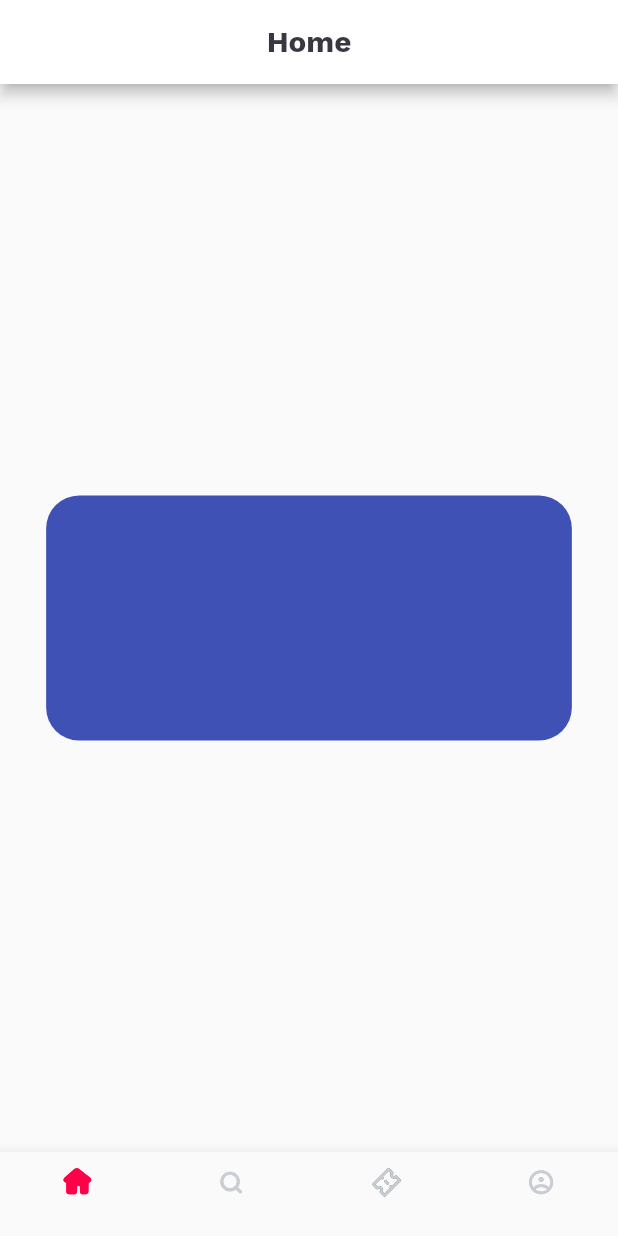
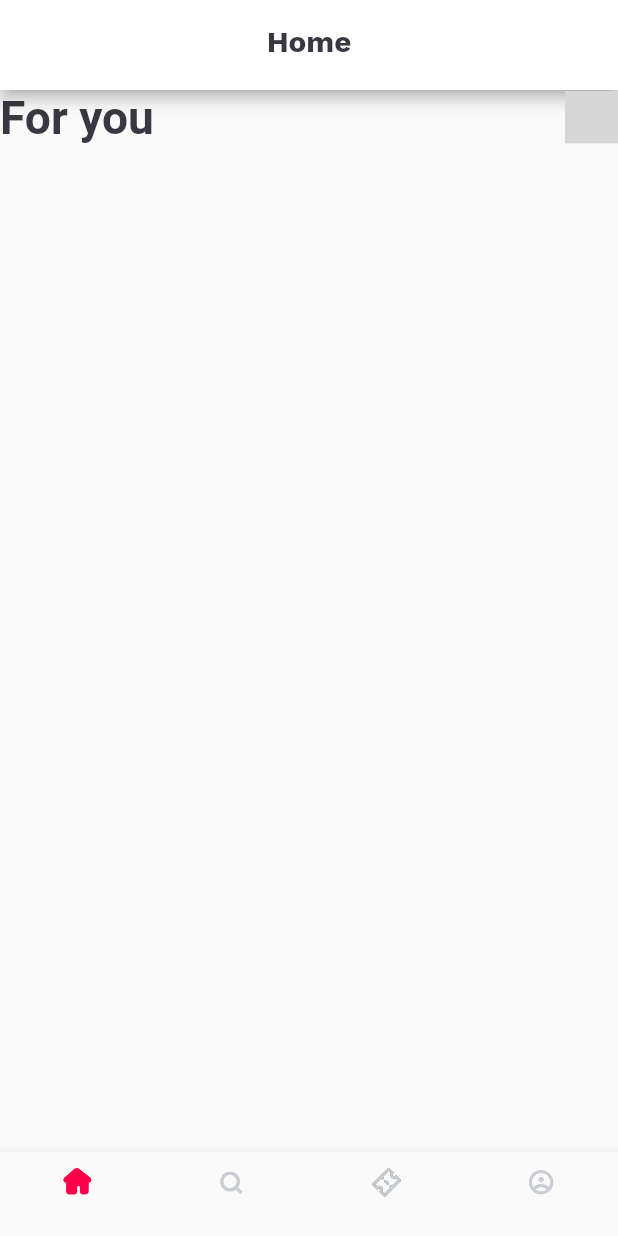
Before and after one commit to JaxaAnvarov/my_beta_programm-, a Flutter app: the screen it shows after launch, on a phone screen of 412 x 824 dp. Run offline on Flutter 3.47's test engine with Material 2 defaults, Android fonts, the phone set to English and light mode, and no system bars; our stand-ins replace flutter_svg; grey boxes are pictures that could not be loaded.

Commit message:
hamma iconlar qoshildi

```diff
--- a/lib/core/components/decoration.dart
+++ b/lib/core/components/decoration.dart
@@ -1,11 +1,19 @@
 import 'package:flutter/material.dart';
 
 class CDecoration extends Object {
-  BoxDecoration boxDecoration(Color color, double radius) {
+  BoxDecoration boxDecoration({
+    double? radius,
+    String? imageUrl,
+  }) {
     return BoxDecoration(
-      color: color,
+      image: DecorationImage(
+        image: AssetImage(
+          imageUrl!,
+        ),
+        fit: BoxFit.cover,
+      ),
       borderRadius: BorderRadius.circular(
-        radius,
+        radius!,
       ),
     );
   }
--- a/lib/core/constants/colors.dart
+++ b/lib/core/constants/colors.dart
@@ -3,5 +3,6 @@ class ProjectColors {
    Color kPrimaryBlackColor = const Color(0xFF373842);
    Color kPrimaryRedColor = const Color(0xFFff0049);
    Color kPrimaryWhiteColor = const Color(0xffffffff);
-   Color kPrimaryTextColor = const Color(0xFFb2b8b8);
+  //  Color kPrimaryTextColor = const Color(0xFFb2b8b8);
+   Color kPrimaryTextColor = const Color(0xff373842);
 }
--- a/lib/core/constants/export.dart
+++ b/lib/core/constants/export.dart
@@ -12,3 +12,4 @@ export 'package:my_beta_programm/core/widgets/bottom_nav_bar.dart';
 export 'package:my_beta_programm/screens/main_page.dart';
 export 'package:my_beta_programm/core/components/decoration.dart';
 export 'package:my_beta_programm/core/widgets/container.dart';
+export 'package:my_beta_programm/core/widgets/appBar.dart';
--- /dev/null
+++ b/lib/core/widgets/appBar.dart
@@ -0,0 +1,40 @@
+import 'package:flutter/material.dart';
+import 'package:my_beta_programm/core/constants/export.dart';
+
+class MyAppBar extends StatelessWidget with PreferredSizeWidget {
+  String? title;
+  Color? color;
+  double fontSize;
+
+  MyAppBar({
+    Key? key,
+    required this.title,
+    required this.color,
+    required this.fontSize,
+  }) : super(key: key);
+
+  @override
+  Widget build(BuildContext context) {
+    return AppBar(
+      backgroundColor: color,
+      title: Text(
+        title!,
+        style: TextStyle(
+          color: ProjectColors().kPrimaryTextColor,
+          fontFamily: "WorkSans",
+          fontSize: fontSize,
+          fontWeight: FontWeight.w700,
+        ),
+      ),
+      centerTitle: true,
+    );
+  }
+
+  @override
+  Size get preferredSize {
+    return const Size(
+      double.infinity, // ! width,
+      60.0, // ! height
+    );
+  }
+}
--- a/lib/core/widgets/container.dart
+++ b/lib/core/widgets/container.dart
@@ -1,6 +1,5 @@
 import 'package:flutter/material.dart';
 import 'package:my_beta_programm/core/constants/export.dart';
-
 
 class AwesomeContainer extends StatelessWidget {
   double? width;
@@ -18,8 +17,8 @@ class AwesomeContainer extends StatelessWidget {
       height: height,
       width: width,
       decoration: CDecoration().boxDecoration(
-        Colors.indigo,
-        getProportionateScreenWidth(
+        imageUrl: 'assets/images/ima.png',
+        radius : getProportionateScreenWidth(
           20.0,
         ),
       ),
--- a/lib/screens/home/home_page.dart
+++ b/lib/screens/home/home_page.dart
@@ -1,6 +1,5 @@
 import 'package:flutter/material.dart';
 import 'package:my_beta_programm/core/constants/export.dart';
-
 
 class HomePage extends StatelessWidget {
   const HomePage({Key? key}) : super(key: key);
@@ -9,24 +8,43 @@ class HomePage extends StatelessWidget {
   Widget build(BuildContext context) {
     SizeConfig().init(context);
     return Scaffold(
-      appBar: AppBar(
-        backgroundColor: ProjectColors().kPrimaryWhiteColor,
-        title: Text(
-          'Home',
-          style: TextStyle(
-            color: ProjectColors().kPrimaryBlackColor,
-            fontSize: getProportionateScreenWidth(18.0),
-            fontWeight: FontWeight.w700,
-            fontFamily: 'WorkSans',
+      appBar: MyAppBar(
+        color: ProjectColors().kPrimaryWhiteColor,
+        title: 'Home',
+        fontSize: getProportionateScreenWidth(18.0),
+      ),
+      body: CustomScrollView(
+        slivers: [
+          SliverList(
+            delegate: SliverChildListDelegate(
+              [
+                Row(
+                  mainAxisAlignment: MainAxisAlignment.spaceBetween,
+                  children: [
+                    Text(
+                      'For you',
+                      style: TextStyle(
+                        color: ProjectColors().kPrimaryTextColor,
+                        fontWeight: FontWeight.w700,
+                        fontSize: getProportionateScreenWidth(28.0),
+                      ),
+                    ),
+                    Container(
+                      height: getProportionateScreenWidth(32.0),
+                      width: getProportionateScreenWidth(32.0),
+                      decoration: const BoxDecoration(
+                        shape: BoxShape.circle,
+                      ),
+                      child: SvgPicture.asset(
+                        'assets/images/filter.svg',
+                      ),
+                    ),
+                  ],
+                ),
+              ],
+            ),
           ),
-        ),
-        centerTitle: true,
-      ),
-      body: Center(
-        child: AwesomeContainer(
-          height: getProportionateScreenHeight(161.0),
-          width: getProportionateScreenWidth(319.0),
-        ),
+        ],
       ),
     );
   }
```
Also changed, not shown: lib/core/constants/icons.dart (+49 -0 lines), assets/icons/filter.svg (renamed from assets/icons/Filters.svg), assets/images/ima.png (added), assets/images/image1.svg (added), assets/images/image2.svg (added).
